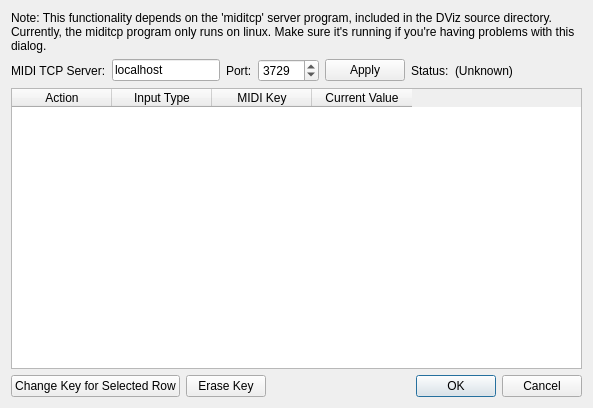
This is client/MidiInputSettingsDialog.ui in josiahbryan/miditcp as Qt 5 draws it before an edit. The edited form follows.
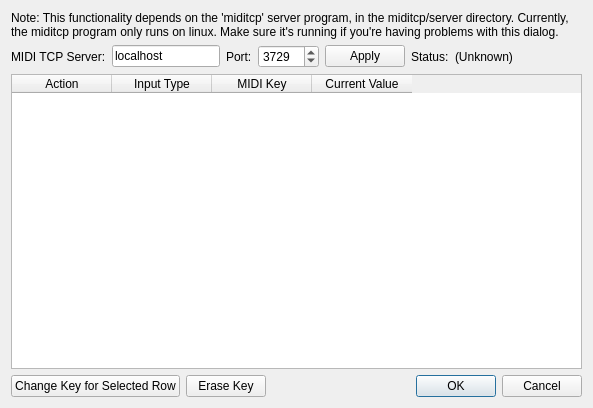
This is the edited form.

Commit message: Changed label text in dialog

What changed in the file:
```diff
--- a/client/MidiInputSettingsDialog.ui
+++ b/client/MidiInputSettingsDialog.ui
@@ -17,7 +17,7 @@
    <item>
     <widget class="QLabel" name="label">
      <property name="text">
-      <string>Note: This functionality depends on the 'miditcp' server program, included in the DViz source directory. Currently, the miditcp program only runs on linux. Make sure it's running if you're having problems with this dialog.</string>
+      <string>Note: This functionality depends on the 'miditcp' server program, in the miditcp/server directory. Currently, the miditcp program only runs on linux. Make sure it's running if you're having problems with this dialog.</string>
      </property>
      <property name="textFormat">
       <enum>Qt::PlainText</enum>
```
